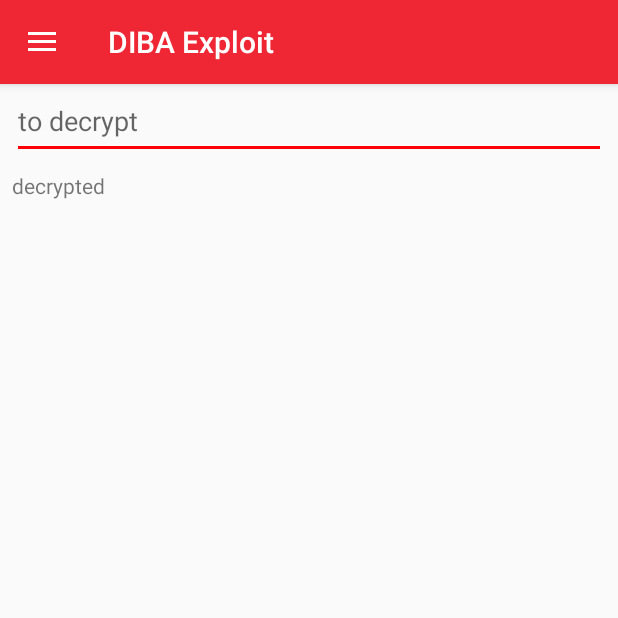
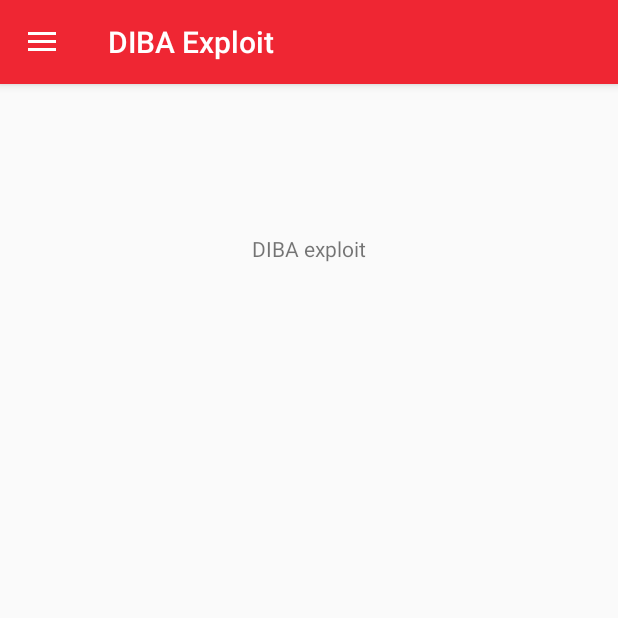
Before and after one commit to ZHAW-Infosec-Research-Group/DIMBA, an Android app: the screen it shows after launch (MainExploitActivity), on a phone screen of 412 x 824 dp, the top half of it. Run offline under Robolectric (Android 15) with nearby library versions, the phone set to English and light mode, and no system bars; 1 statement that could not run was skipped.

Commit message:
added DIBA_exploit apk

```diff
--- a/DIBA_exploit/app/build.gradle
+++ b/DIBA_exploit/app/build.gradle
@@ -21,6 +21,12 @@ android {
         sourceCompatibility JavaVersion.VERSION_1_8
         targetCompatibility JavaVersion.VERSION_1_8
     }
+    lintOptions {
+//        checkReleaseBuilds false
+        // Or, if you prefer, you can continue to check for errors in release builds,
+        // but continue the build even when errors are found:
+        abortOnError false
+    }
 }
 
 dependencies {
--- a/DIBA_exploit/app/src/main/java/ch/zhaw/securitylab/DIBA_exploit/MainExploitActivity.java
+++ b/DIBA_exploit/app/src/main/java/ch/zhaw/securitylab/DIBA_exploit/MainExploitActivity.java
@@ -42,8 +42,8 @@ public class MainExploitActivity extends AppCompatActivity implements Navigation
 	// -------------------------------------------- //
 
 	// Views
-	private TextView toDecrypt;
-	private TextView decrypted;
+//	private TextView toDecrypt;
+//	private TextView decrypted;
 
 	// Service
 	private boolean bound;
@@ -75,9 +75,9 @@ public class MainExploitActivity extends AppCompatActivity implements Navigation
 //		button(R.id.change_exchange_rates, onChangeExchangeRate());
 
 		// Fields
-		toDecrypt = findViewById(R.id.to_decrypt);
-		decrypted = findViewById(R.id.decrypted);
-		toDecrypt.addTextChangedListener(createTextWatcher());
+//		toDecrypt = findViewById(R.id.to_decrypt);
+//		decrypted = findViewById(R.id.decrypted);
+//		toDecrypt.addTextChangedListener(createTextWatcher());
 
 		// Service
 		Intent intent = new Intent(this, ServiceClipboardSpy.class);
@@ -91,24 +91,24 @@ public class MainExploitActivity extends AppCompatActivity implements Navigation
 		stopService(intent);
 	}
 
-	private TextWatcher createTextWatcher() {
-		return new TextWatcher() {
-			@Override
-			public void beforeTextChanged(CharSequence s, int start, int count, int after) {}
-
-			@Override
-			public void onTextChanged(CharSequence s, int start, int before, int count)
-			{
-				String text = toDecrypt.getText().toString();
-				text = RememberMe.decrypt(text);
-				decrypted.setText(text);
-			}
-
-			@Override
-			public void afterTextChanged(Editable s) {}
-		};
-	}
-
+//	private TextWatcher createTextWatcher() {
+//		return new TextWatcher() {
+//			@Override
+//			public void beforeTextChanged(CharSequence s, int start, int count, int after) {}
+//
+//			@Override
+//			public void onTextChanged(CharSequence s, int start, int before, int count)
+//			{
+//				String text = toDecrypt.getText().toString();
+//				text = RememberMe.decrypt(text);
+//				decrypted.setText(text);
+//			}
+//
+//			@Override
+//			public void afterTextChanged(Editable s) {}
+//		};
+//	}
+//
 	// -------------------------------------------- //
 	// BUTTONS
 	// -------------------------------------------- //
--- a/DIBA_exploit/app/src/main/res/layout/content_main_exploit.xml
+++ b/DIBA_exploit/app/src/main/res/layout/content_main_exploit.xml
@@ -1,30 +1,21 @@
 <?xml version="1.0" encoding="utf-8"?>
-<androidx.constraintlayout.widget.ConstraintLayout
-        xmlns:android="http://schemas.android.com/apk/res/android"
-        xmlns:tools="http://schemas.android.com/tools"
-        xmlns:app="http://schemas.android.com/apk/res-auto"
-        android:layout_width="match_parent"
-        android:layout_height="match_parent"
-        app:layout_behavior="@string/appbar_scrolling_view_behavior"
-        tools:showIn="@layout/app_bar_main_exploit"
-        tools:context="ch.zhaw.securitylab.DIBA_exploit.MainExploitActivity">
+<androidx.constraintlayout.widget.ConstraintLayout xmlns:android="http://schemas.android.com/apk/res/android"
+    xmlns:app="http://schemas.android.com/apk/res-auto"
+    xmlns:tools="http://schemas.android.com/tools"
+    android:layout_width="match_parent"
+    android:layout_height="match_parent"
+    app:layout_behavior="@string/appbar_scrolling_view_behavior"
+    tools:context="ch.zhaw.securitylab.DIBA_exploit.MainExploitActivity"
+    tools:showIn="@layout/app_bar_main_exploit">
 
 
-    <EditText
-            android:layout_width="0dp"
-            android:layout_height="50dp"
-            android:id="@+id/to_decrypt" android:layout_marginTop="8dp"
-            app:layout_constraintTop_toBottomOf="@+id/auto_redirect" app:layout_constraintEnd_toEndOf="parent"
-            android:layout_marginEnd="8dp" android:layout_marginRight="8dp"
-            app:layout_constraintStart_toStartOf="parent" android:layout_marginLeft="8dp"
-            android:layout_marginStart="8dp" android:hint="to decrypt"/>
     <TextView
-            android:text="decrypted"
-            android:layout_width="0dp"
-            android:layout_height="50dp"
-            android:id="@+id/decrypted" app:layout_constraintEnd_toEndOf="parent" android:layout_marginEnd="8dp"
-            android:layout_marginRight="8dp" app:layout_constraintStart_toStartOf="parent"
-            android:layout_marginLeft="8dp" android:layout_marginStart="8dp" android:layout_marginTop="8dp"
-            app:layout_constraintTop_toBottomOf="@+id/to_decrypt"/>
-
+        android:id="@+id/textView"
+        android:layout_width="wrap_content"
+        android:layout_height="wrap_content"
+        android:layout_marginTop="100dp"
+        android:text="DIBA exploit"
+        app:layout_constraintEnd_toEndOf="parent"
+        app:layout_constraintStart_toStartOf="parent"
+        app:layout_constraintTop_toTopOf="parent" />
 </androidx.constraintlayout.widget.ConstraintLayout>
```
Also changed, not shown: 9 other files.
